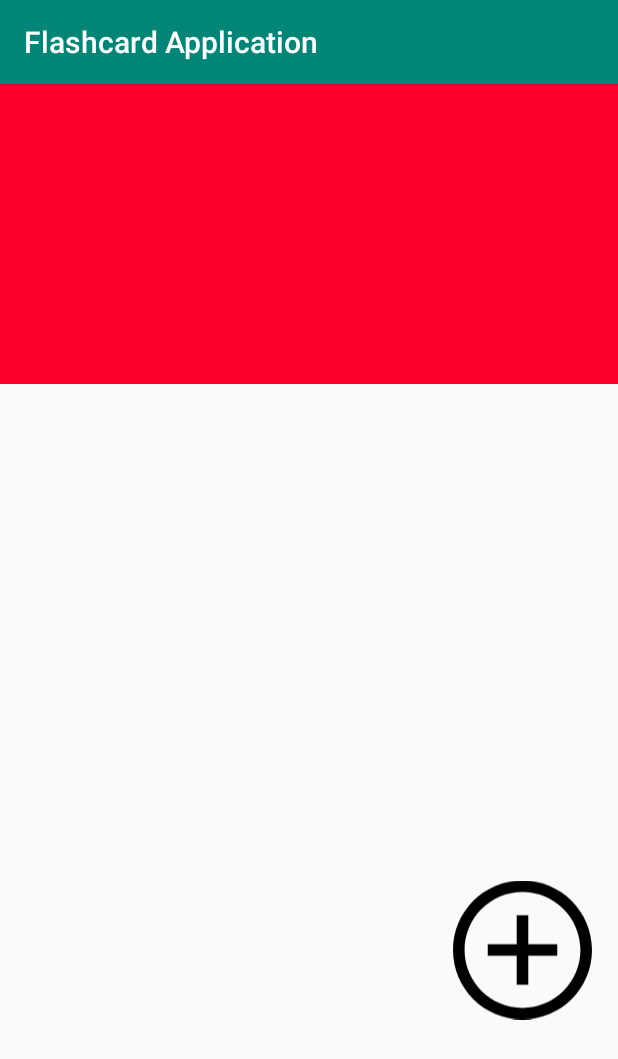
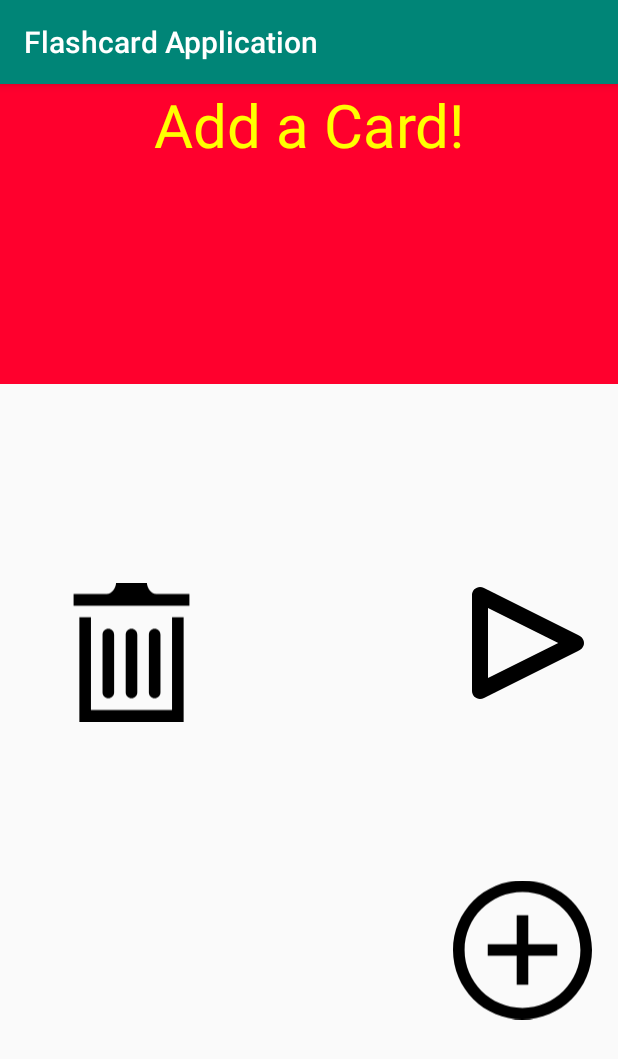
Before and after one commit to Rhijke/FlashcardApplication, an Android app: the screen it shows after launch (MainActivity), on a phone screen of 412 x 824 dp. Shown: the top 1059 px of the screen. Run offline under Robolectric (Android 15) with nearby library versions, the phone set to English and light mode, and no system bars; our stand-ins replace Room's generated code.

Commit message:
Added functionality to create user's own question and answer

```diff
--- a/app/build.gradle
+++ b/app/build.gradle
@@ -25,4 +25,6 @@ dependencies {
     testImplementation 'junit:junit:4.12'
     androidTestImplementation 'com.android.support.test:runner:1.0.2'
     androidTestImplementation 'com.android.support.test.espresso:espresso-core:3.0.2'
+    implementation "android.arch.persistence.room:runtime:1.1.1"
+    annotationProcessor "android.arch.persistence.room:compiler:1.1.1"
 }
--- /dev/null
+++ b/app/src/main/java/com/example/kaerah/flashcardapplication/AppDatabase.java
@@ -0,0 +1,9 @@
+package com.example.kaerah.flashcardapplication;
+
+import android.arch.persistence.room.Database;
+import android.arch.persistence.room.RoomDatabase;
+
+@Database(entities = {Flashcard.class}, version = 1)
+public abstract class AppDatabase extends RoomDatabase {
+    public abstract FlashcardDao flashcardDao();
+}
--- /dev/null
+++ b/app/src/main/java/com/example/kaerah/flashcardapplication/FlashcardDao.java
@@ -0,0 +1,25 @@
+package com.example.kaerah.flashcardapplication;
+
+import android.arch.persistence.room.Dao;
+import android.arch.persistence.room.Delete;
+import android.arch.persistence.room.Insert;
+import android.arch.persistence.room.OnConflictStrategy;
+import android.arch.persistence.room.Query;
+import android.arch.persistence.room.Update;
+
+import java.util.List;
+
+@Dao
+public interface FlashcardDao {
+    @Query("SELECT * FROM flashcard")
+    List<Flashcard> getAll();
+
+    @Insert
+    void insertAll(Flashcard... flashcards);
+
+    @Delete
+    void delete(Flashcard flashcard);
+
+    @Update(onConflict = OnConflictStrategy.REPLACE)
+    void update(Flashcard flashcard);
+}
--- /dev/null
+++ b/app/src/main/java/com/example/kaerah/flashcardapplication/FlashcardDatabase.java
@@ -0,0 +1,39 @@
+package com.example.kaerah.flashcardapplication;
+
+import android.arch.persistence.room.Room;
+import android.content.Context;
+
+import java.util.List;
+
+public class FlashcardDatabase {
+    private final AppDatabase db;
+
+    FlashcardDatabase(Context context) {
+        db = Room.databaseBuilder(context.getApplicationContext(),
+                AppDatabase.class, "flashcard-database")
+                .allowMainThreadQueries()
+                .fallbackToDestructiveMigration()
+                .build();
+    }
+
+    public List<Flashcard> getAllCards() {
+        return db.flashcardDao().getAll();
+    }
+
+    public void insertCard(Flashcard flashcard) {
+        db.flashcardDao().insertAll(flashcard);
+    }
+
+    public void deleteCard(String flashcardQuestion) {
+        List<Flashcard> allCards = db.flashcardDao().getAll();
+        for (Flashcard f : allCards) {
+            if (f.getQuestion().equals(flashcardQuestion)) {
+                db.flashcardDao().delete(f);
+            }
+        }
+    }
+
+    public void updateCard(Flashcard flashcard) {
+        db.flashcardDao().update(flashcard);
+    }
+}
--- a/app/src/main/java/com/example/kaerah/flashcardapplication/MainActivity.java
+++ b/app/src/main/java/com/example/kaerah/flashcardapplication/MainActivity.java
@@ -6,22 +6,79 @@ import android.os.Bundle;
 import android.view.View;
 import android.widget.TextView;
 
+import java.util.List;
+
 public class MainActivity extends AppCompatActivity {
+    FlashcardDatabase flashcardDatabase;
+    List<Flashcard> allFlashcards;
+    int currentCardDisplayedIndex = 0;
 
     @Override
     protected void onCreate(Bundle savedInstanceState) {
         super.onCreate(savedInstanceState);
         setContentView(R.layout.activity_main);
+
+        flashcardDatabase = new FlashcardDatabase(getApplicationContext());
+        allFlashcards = flashcardDatabase.getAllCards();
+
+        if(currentCardDisplayedIndex == 0)
+        {
+            ((TextView) findViewById(R.id.flashcard_question)).setText("Add a Card!");
+        }
+
         findViewById(R.id.addBtn).setOnClickListener(new View.OnClickListener() {
             @Override
             public void onClick(View v) {
-                Intent intent = new Intent(MainActivity.this, AddCardActivity.class);
-                intent.putExtra("stringKey1", "harry potter");
-                intent.putExtra("stringKey2", "voldemort");
-                MainActivity.this.startActivityForResult(intent, 100);
+            Intent intent = new Intent(MainActivity.this, AddCardActivity.class);
+            MainActivity.this.startActivityForResult(intent, 100);
 
             }
         });
+
+        if (allFlashcards != null && allFlashcards.size() > 0) {
+            ((TextView) findViewById(R.id.flashcard_question)).setText(allFlashcards.get(0).getQuestion());
+            ((TextView) findViewById(R.id.flashcard_answer)).setText(allFlashcards.get(0).getAnswer());
+        }
+
+        findViewById(R.id.nextBtn).setOnClickListener(new View.OnClickListener() {
+            @Override
+            public void onClick(View v) {
+                // advance our pointer index so we can show the next card
+                currentCardDisplayedIndex++;
+
+                // make sure we don't get an IndexOutOfBoundsError if we are viewing the last indexed card in our list
+                if (currentCardDisplayedIndex > allFlashcards.size() - 1) {
+                    currentCardDisplayedIndex = 0;
+                }
+
+                // set the question and answer TextViews with data from the database
+                ((TextView) findViewById(R.id.flashcard_question)).setText(allFlashcards.get(currentCardDisplayedIndex).getQuestion());
+                ((TextView) findViewById(R.id.flashcard_answer)).setText(allFlashcards.get(currentCardDisplayedIndex).getAnswer());
+
+            }
+        });
+
+        findViewById(R.id.deleteBtn).setOnClickListener(new View.OnClickListener() {
+            @Override
+            public void onClick(View v) {
+                flashcardDatabase.deleteCard(((TextView)findViewById(R.id.flashcard_question)).getText().toString());
+                currentCardDisplayedIndex--;
+                if(currentCardDisplayedIndex == 0)
+                {
+                    ((TextView) findViewById(R.id.flashcard_question)).setText("Add a Card!");
+                }
+                allFlashcards = flashcardDatabase.getAllCards();
+                if (currentCardDisplayedIndex > allFlashcards.size() - 1) {
+                    currentCardDisplayedIndex = 0;
+                }
+                // set the question and answer TextViews with data from the database
+                ((TextView) findViewById(R.id.flashcard_question)).setText(allFlashcards.get(currentCardDisplayedIndex).getQuestion());
+                ((TextView) findViewById(R.id.flashcard_answer)).setText(allFlashcards.get(currentCardDisplayedIndex).getAnswer());
+            }
+
+        } );
+
+
     }
 
     public void onClick1(View v) {
@@ -36,12 +93,14 @@ public class MainActivity extends AppCompatActivity {
     @Override
     protected void onActivityResult(int requestCode, int resultCode, Intent data) {
         if (requestCode == 100) { // this 100 needs to match the 100 we used when we called startActivityForResult!
-            String string1 = data.getExtras().getString("string1"); // 'string1' needs to match the key we used when we put the string in the Intent
-            String string2 = data.getExtras().getString("string2");
-            ((TextView)findViewById(R.id.flashcard_question)).setText(string1);
-            ((TextView)findViewById(R.id.flashcard_answer)).setText(string2);
+            String question = data.getExtras().getString("string1"); // 'string1' needs to match the key we used when we put the string in the Intent
+            String answer = data.getExtras().getString("string2");
+            ((TextView) findViewById(R.id.flashcard_question)).setText(question);
+            ((TextView) findViewById(R.id.flashcard_answer)).setText(answer);
+            flashcardDatabase.insertCard(new Flashcard(question, answer));
+            allFlashcards = flashcardDatabase.getAllCards();
         }
+
     }
 
-
 }
--- /dev/null
+++ b/app/src/main/res/drawable/next_button.xml
@@ -0,0 +1,4 @@
+<vector android:height="24dp" android:viewportHeight="32"
+    android:viewportWidth="32" android:width="24dp" xmlns:android="http://schemas.android.com/apk/res/android">
+    <path android:fillColor="#FF000000" android:pathData="M28.516,14L6,2.75C5.344,2.453 4.672,2 4,2C2.922,2 2,2.906 2,4v24c0,1.094 0.922,2 2,2c0.672,0 1.344,-0.453 2,-0.75L28.516,18C29.063,17.734 30,17.188 30,16S29.063,14.266 28.516,14zM6,24.778V7.222L23.568,16L6,24.778z"/>
+</vector>
--- /dev/null
+++ b/app/src/main/res/drawable/trash_button.xml
@@ -0,0 +1,9 @@
+<vector xmlns:android="http://schemas.android.com/apk/res/android"
+    android:width="24dp"
+    android:height="24dp"
+    android:viewportWidth="24"
+    android:viewportHeight="24">
+  <path
+      android:fillColor="#FF000000"
+      android:pathData="M9,19c0,0.552 -0.448,1 -1,1s-1,-0.448 -1,-1v-10c0,-0.552 0.448,-1 1,-1s1,0.448 1,1v10zM13,19c0,0.552 -0.448,1 -1,1s-1,-0.448 -1,-1v-10c0,-0.552 0.448,-1 1,-1s1,0.448 1,1v10zM17,19c0,0.552 -0.448,1 -1,1s-1,-0.448 -1,-1v-10c0,-0.552 0.448,-1 1,-1s1,0.448 1,1v10zM22,2v2h-20v-2h5.711c0.9,0 1.631,-1.099 1.631,-2h5.315c0,0.901 0.73,2 1.631,2h5.712zM19,6v16h-14v-16h-2v18h18v-18h-2z"/>
+</vector>
--- a/app/src/main/res/layout/activity_main.xml
+++ b/app/src/main/res/layout/activity_main.xml
@@ -6,6 +6,20 @@
     android:layout_width="match_parent"
     android:layout_height="match_parent"
     tools:context=".MainActivity">
+
+    <ImageView
+        android:id="@+id/nextBtn"
+        android:layout_width="58dp"
+        android:layout_height="54dp"
+        android:layout_alignParentStart="true"
+        android:layout_alignParentTop="true"
+        android:layout_alignParentEnd="true"
+        android:layout_alignParentBottom="true"
+        android:layout_marginStart="309dp"
+        android:layout_marginTop="217dp"
+        android:layout_marginEnd="17dp"
+        android:layout_marginBottom="240dp"
+        android:src="@drawable/next_button" />
 
     <TextView
         android:id="@+id/flashcard_question"
@@ -26,12 +40,6 @@
         android:layout_height="200dp"
         android:layout_alignTop="@+id/flashcard_question"
         android:layout_alignParentStart="true"
-        android:layout_alignParentEnd="true"
-        android:layout_alignParentBottom="true"
-        android:layout_marginStart="0dp"
-        android:layout_marginTop="0dp"
-        android:layout_marginEnd="0dp"
-        android:layout_marginBottom="311dp"
         android:background="#ffff00"
         android:clickable="true"
         android:onClick="onClick2"
@@ -54,5 +62,19 @@
         android:layout_marginBottom="29dp"
         android:src="@drawable/addbutton" />
 
+    <ImageView
+        android:id="@+id/deleteBtn"
+        android:layout_width="65dp"
+        android:layout_height="66dp"
+        android:layout_alignParentStart="true"
+        android:layout_alignParentTop="true"
+        android:layout_alignParentEnd="true"
+        android:layout_alignParentBottom="true"
+        android:layout_marginStart="41dp"
+        android:layout_marginTop="217dp"
+        android:layout_marginEnd="278dp"
+        android:layout_marginBottom="228dp"
+        android:src="@drawable/trash_button" />
+
 
 </RelativeLayout>
```
Also changed, not shown: app/src/main/java/com/example/kaerah/flashcardapplication/Flashcard.java (added, +92 -0 lines), 9 other files.
